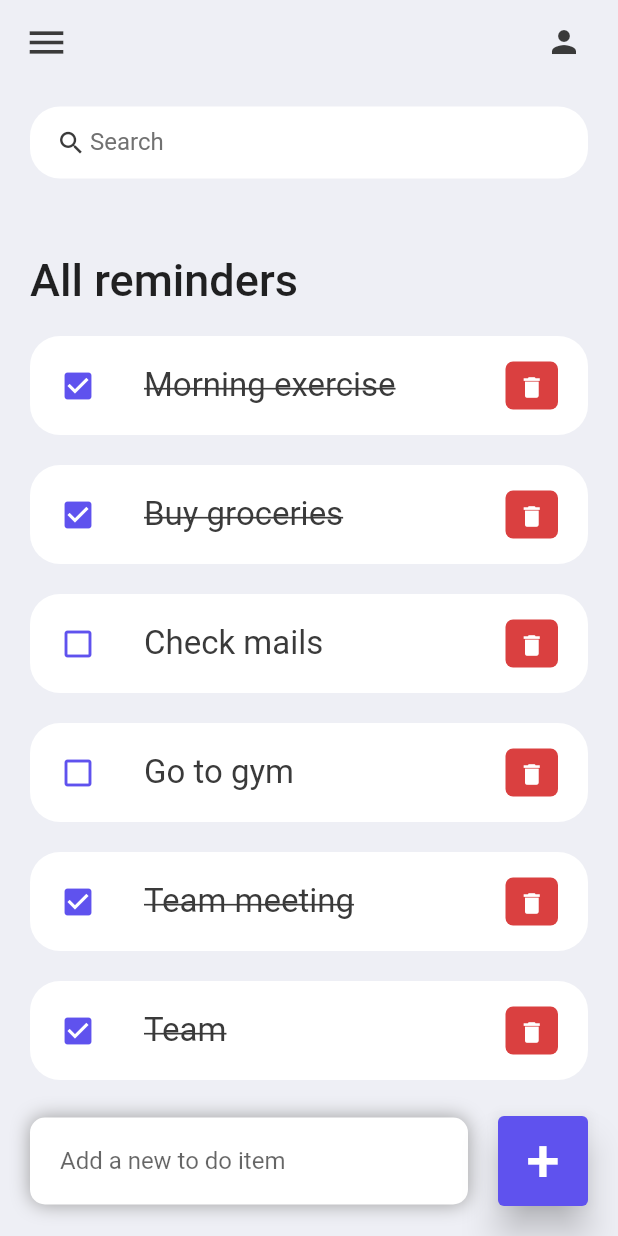
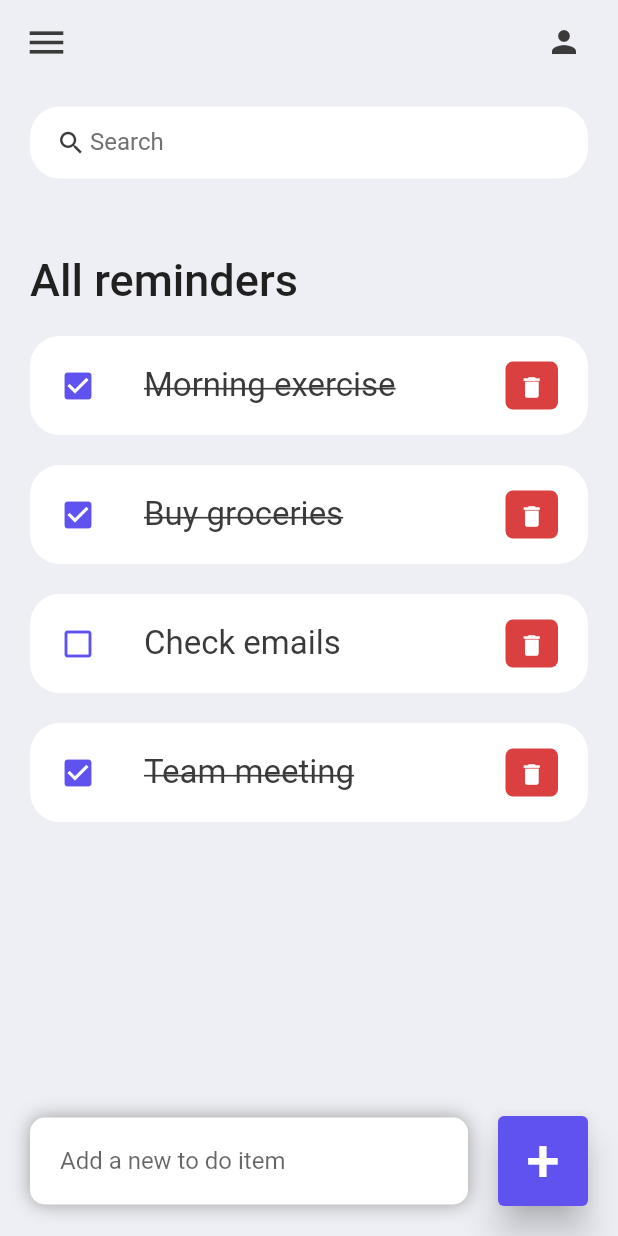
Before and after one commit to muhammed3iid/To_do_app, a Flutter app: the screen it shows after launch, on a phone screen of 412 x 824 dp. Run offline on Flutter 3.47's test engine with Material 2 defaults, Android fonts, the phone set to English and light mode, and no system bars.

Commit message:
bug fixes

```diff
--- a/lib/Models/todo.dart
+++ b/lib/Models/todo_model.dart
@@ -13,10 +13,8 @@ class Todo{
     return[
       Todo(id: 1, todoText: 'Morning exercise', isDone: true),
       Todo(id: 2, todoText: 'Buy groceries', isDone: true),
-      Todo(id: 3, todoText: 'Check mails'),
-      Todo(id: 4, todoText: 'Go to gym'),
-      Todo(id: 5, todoText: 'Team meeting', isDone: true),
-      Todo(id: 6, todoText: 'Team ', isDone: true),
+      Todo(id: 3, todoText: 'Check emails'),
+      Todo(id: 4, todoText: 'Team meeting', isDone: true),
     ];
   }
 
--- a/lib/Screens/home.dart
+++ b/lib/Screens/home.dart
@@ -2,7 +2,7 @@ import 'package:flutter/material.dart';
 import 'package:to_do_app/constants/colors.dart';
 import 'package:to_do_app/widgets/AppBars/app_bar.dart';
 
-import '../Models/todo.dart';
+import '../Models/todo_model.dart';
 import '../Widgets/add_todo_item.dart';
 import '../Widgets/todo_item.dart';
 import '../widgets/SearchBoxes/search_box.dart';
--- a/lib/Widgets/todo_item.dart
+++ b/lib/Widgets/todo_item.dart
@@ -1,7 +1,7 @@
 import 'package:flutter/material.dart';
 import 'package:to_do_app/constants/colors.dart';
 
-import '../Models/todo.dart';
+import '../Models/todo_model.dart';
 
 class TodoItem extends StatelessWidget {
   final Todo todo;
--- a/lib/main.dart
+++ b/lib/main.dart
@@ -18,7 +18,7 @@ class MyApp extends StatelessWidget {
 
     return const MaterialApp(
       debugShowCheckedModeBanner: false,
-      title: 'To do app',
+      title: 'Todo app',
       home: Home(),
     );
   }
```
Also changed, not shown: 3 other files.
